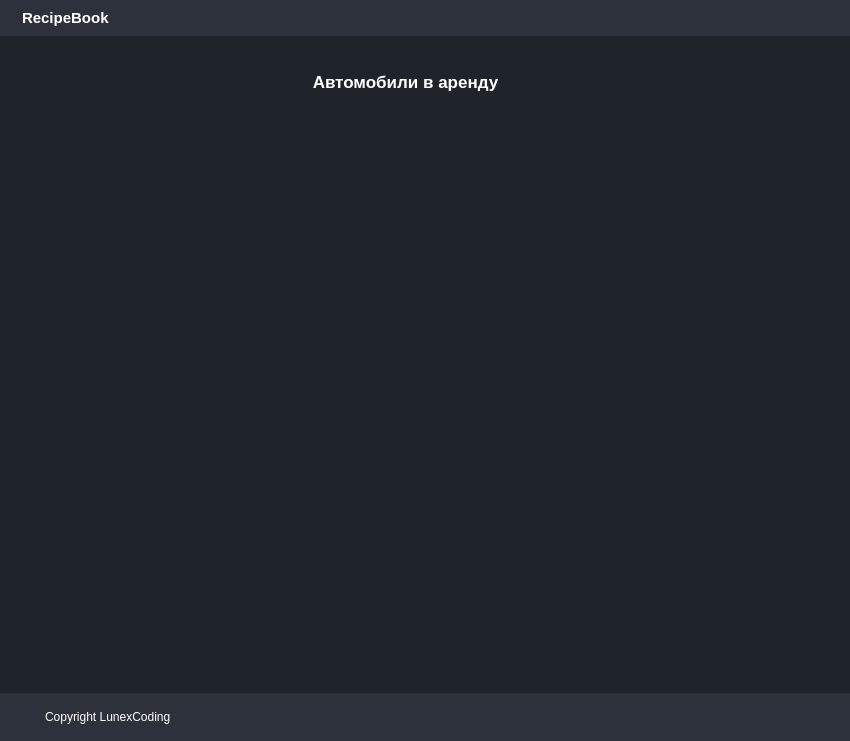
This is forms/interface.ui in LunexCoding/CarRental as Qt 5 draws it before an edit. The edited form follows.
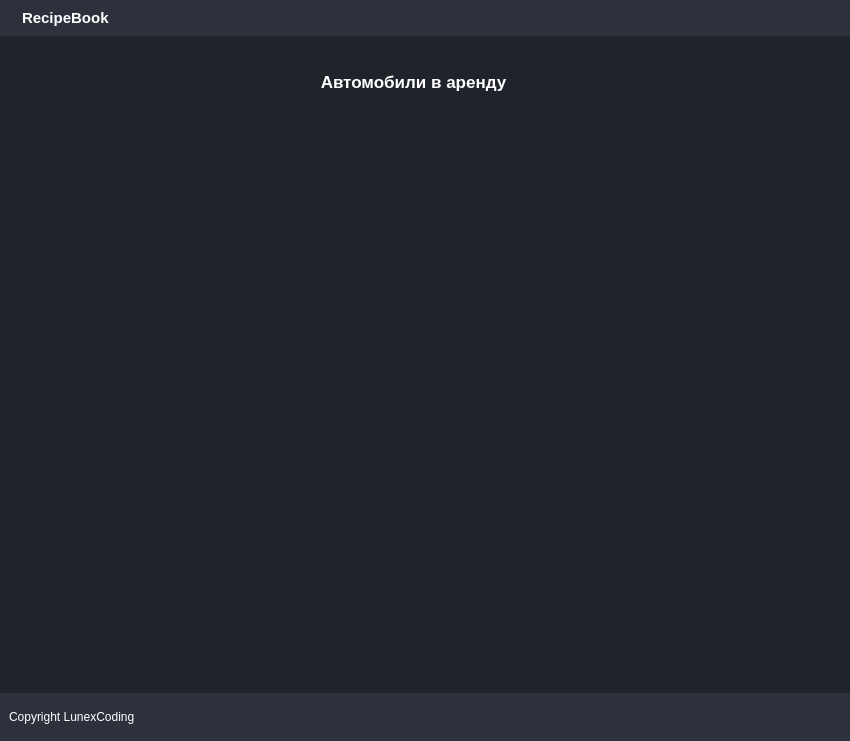
This is the edited form. The open tabs and pages were chosen to show the change. Icons and pictures are not drawn. Custom widgets are drawn as their Qt base class.

Commit message: Update main form

```diff
--- a/forms/interface.ui
+++ b/forms/interface.ui
@@ -273,6 +273,9 @@
           <item>
            <widget class="QWidget" name="mainContentsContainer" native="true">
             <layout class="QVBoxLayout" name="verticalLayout_15">
+             <property name="leftMargin">
+              <number>25</number>
+             </property>
              <item>
               <widget class="QCustomStackedWidget" name="mainPages">
                <property name="currentIndex">
@@ -372,8 +375,8 @@
                      <rect>
                       <x>0</x>
                       <y>0</y>
-                      <width>65</width>
-                      <height>20</height>
+                      <width>780</width>
+                      <height>548</height>
                      </rect>
                     </property>
                     <layout class="QHBoxLayout" name="horizontalLayout_13">
@@ -382,6 +385,9 @@
                        <property name="spacing">
                         <number>0</number>
                        </property>
+                       <property name="leftMargin">
+                        <number>40</number>
+                       </property>
                       </layout>
                      </item>
                     </layout>
@@ -1032,6 +1038,13 @@
              <enum>QFrame::Raised</enum>
             </property>
             <layout class="QHBoxLayout" name="horizontalLayout_12">
+             <item>
+              <widget class="QLabel" name="label_15">
+               <property name="text">
+                <string>Copyright LunexCoding</string>
+               </property>
+              </widget>
+             </item>
              <item>
               <widget class="QFrame" name="sizeGrip">
                <property name="minimumSize">
@@ -1054,13 +1067,6 @@
                </property>
               </widget>
              </item>
-             <item>
-              <widget class="QLabel" name="label_15">
-               <property name="text">
-                <string>Copyright LunexCoding</string>
-               </property>
-              </widget>
-             </item>
             </layout>
            </widget>
           </item>
```
Left out of the diff: 4 changed lines with no effect on the pictures. The commit also changes 1 other file.
